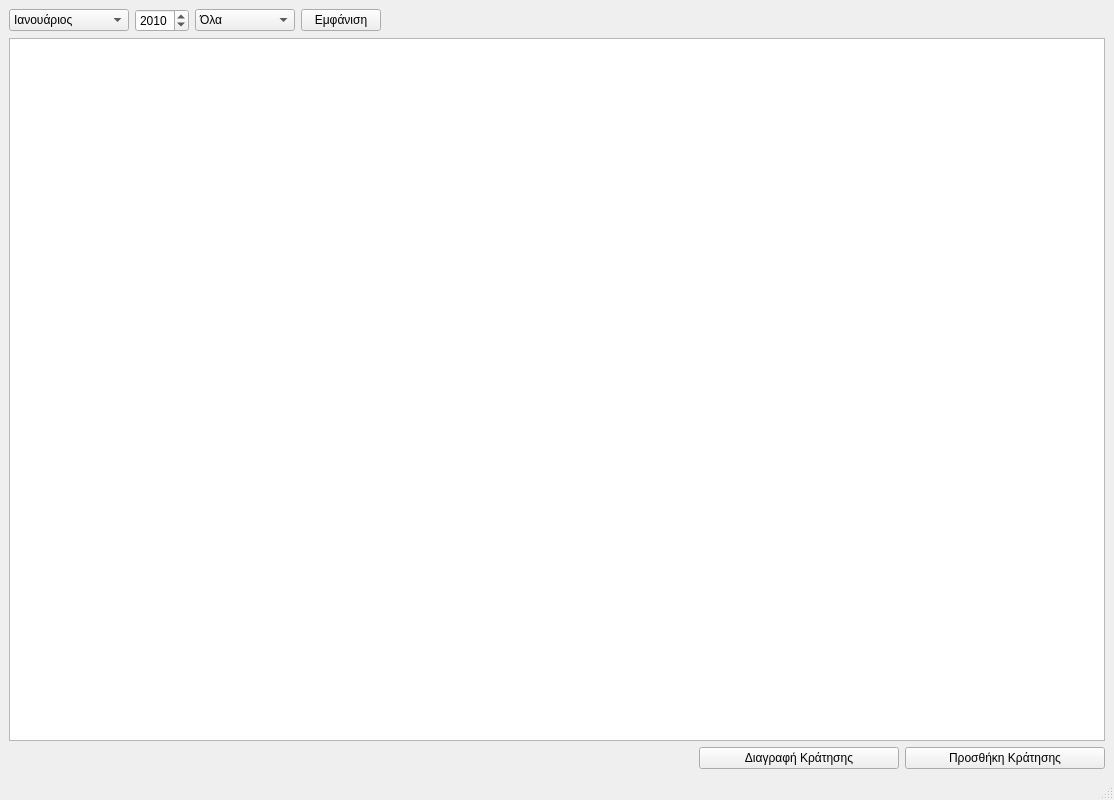
Combustiblemon/Booking, file files/UI/MainWindow.ui: the form before one commit.
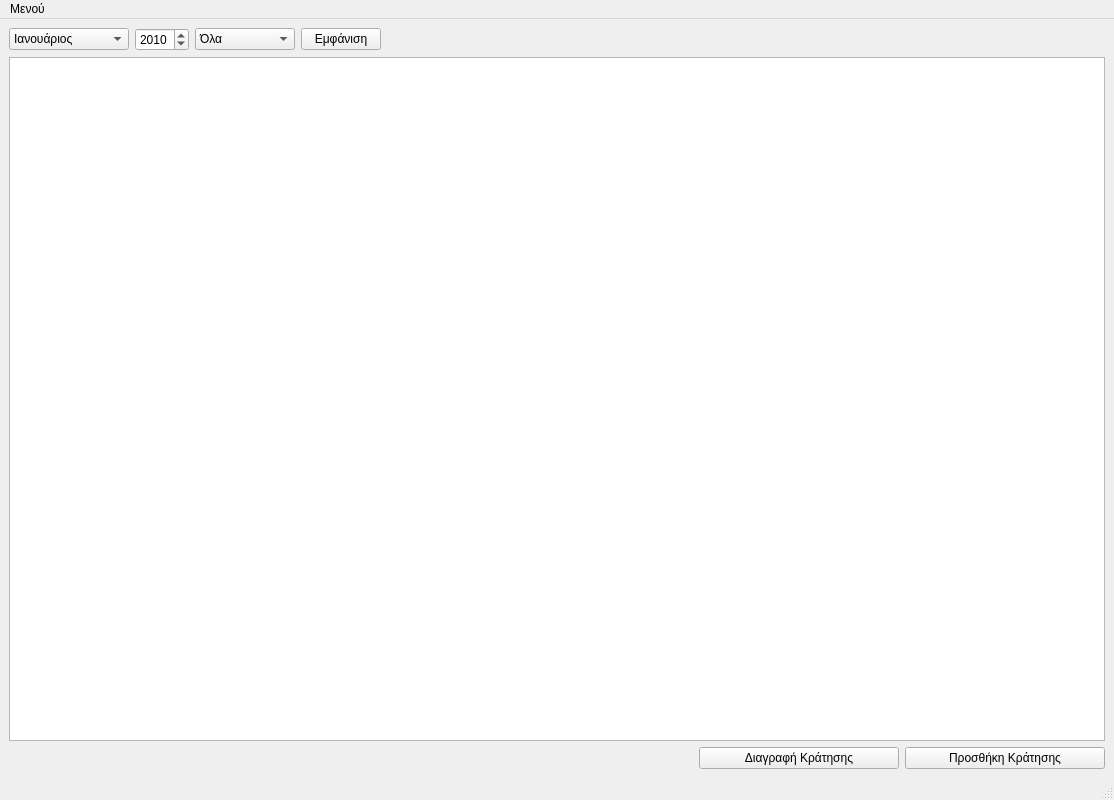
The form after the commit.

What changed in the file:
```diff
--- a/files/UI/MainWindow.ui
+++ b/files/UI/MainWindow.ui
@@ -322,6 +322,14 @@
      <height>21</height>
     </rect>
    </property>
+   <widget class="QMenu" name="menu">
+    <property name="title">
+     <string>Μενού</string>
+    </property>
+    <addaction name="action"/>
+    <addaction name="action_2"/>
+   </widget>
+   <addaction name="menu"/>
   </widget>
   <widget class="QStatusBar" name="statusbar"/>
  </widget>
```
Left out of the diff: 10 changed lines with no effect on the pictures.
